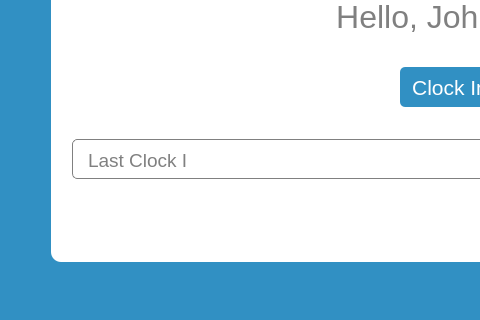
Qt form src/loginwindow.ui (Invention-Studio/Time-Clock-Card-Reader) before a commit; both pictures show x 0 to 480 and y 155 to 475 of the 900 by 750 pixel window.
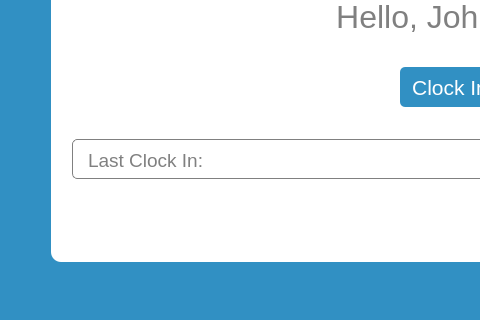
The same form after that commit. Icons and pictures are not drawn.

Diff of the .ui file:
```diff
--- a/src/loginwindow.ui
+++ b/src/loginwindow.ui
@@ -279,13 +279,13 @@
               <widget class="QLabel" name="label_5">
                <property name="minimumSize">
                 <size>
-                 <width>100</width>
+                 <width>120</width>
                  <height>20</height>
                 </size>
                </property>
                <property name="maximumSize">
                 <size>
-                 <width>100</width>
+                 <width>16777215</width>
                  <height>20</height>
                 </size>
                </property>
```
